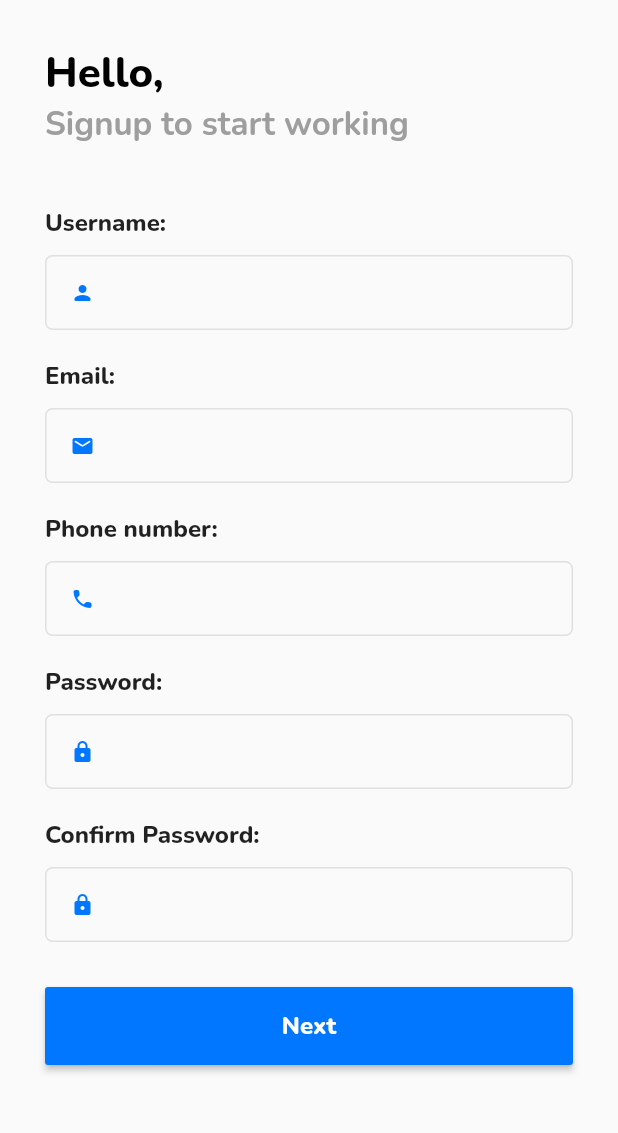
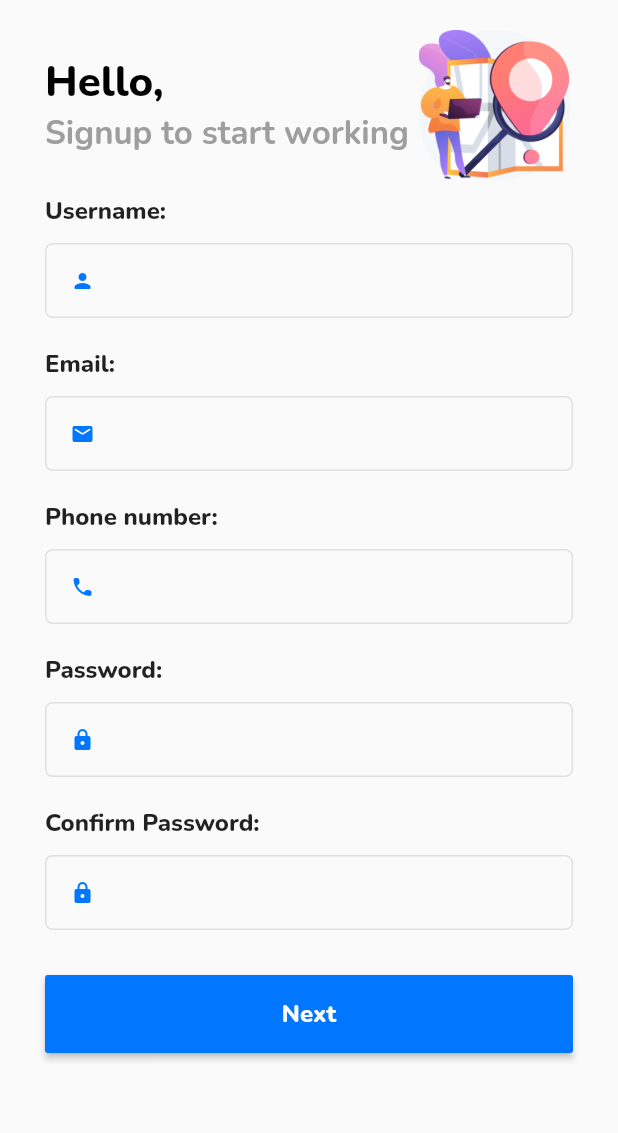
Before and after one commit to Ashutosh619-sudo/Track-Buddy, a Flutter app: the SignUp screen opened directly, on a phone screen of 412 x 824 dp, the part 84-1217 px from its top. Run offline on Flutter 3.47's test engine with Material 2 defaults, Android fonts, the light colour scheme and no system bars; our stand-ins replace google_fonts.

Commit message:
images added

```diff
--- a/lib/main.dart
+++ b/lib/main.dart
@@ -1,5 +1,6 @@
 import 'package:flutter/material.dart';
-import 'package:track_buddy/screens/login.dart';
+
+import 'package:track_buddy/screens/signup.dart';
 
 void main() {
   runApp(MyApp());
@@ -12,7 +13,7 @@ class MyApp extends StatelessWidget {
     return MaterialApp(
       title: 'Flutter Demo',
       debugShowCheckedModeBanner: false,
-      home: Login(),
+      home: SignUp(),
     );
   }
 }
--- a/lib/screens/signup.dart
+++ b/lib/screens/signup.dart
@@ -31,7 +31,13 @@ class SignUp extends StatelessWidget {
         ),
       ),
       body: ListView(
-        padding: EdgeInsets.all(30),
+        padding: EdgeInsets.only(top: 20, left: 30, right: 30),
+        children: [
+          Row(
+            mainAxisAlignment: MainAxisAlignment.spaceBetween,
+            children: [
+              Column(
+                crossAxisAlignment: CrossAxisAlignment.start,
                 children: [
                   Text(
                     'Hello,',
@@ -49,8 +55,16 @@ class SignUp extends StatelessWidget {
                       fontSize: 22,
                     ),
                   ),
+                ],
+              ),
+              Image(
+                image: AssetImage("assets/Asset2.png"),
+                height: 100,
+              ),
+            ],
+          ),
           Container(
-            margin: EdgeInsets.only(top: 40),
+            margin: EdgeInsets.only(top: 10),
             child: Text(
               'Username:',
               style: GoogleFonts.nunito(
--- a/pubspec.yaml
+++ b/pubspec.yaml
@@ -47,6 +47,8 @@ flutter:
   uses-material-design: true
   assets:
     - assets/Asset1.png
+    - assets/Asset2.png
+    - assets/Asset3.png
 
   # To add assets to your application, add an assets section, like this:
   # assets:
```
Also changed, not shown: assets/Asset2.png (added), assets/Asset3.png (added). Lines whose indentation alone changed are shown as unchanged.
